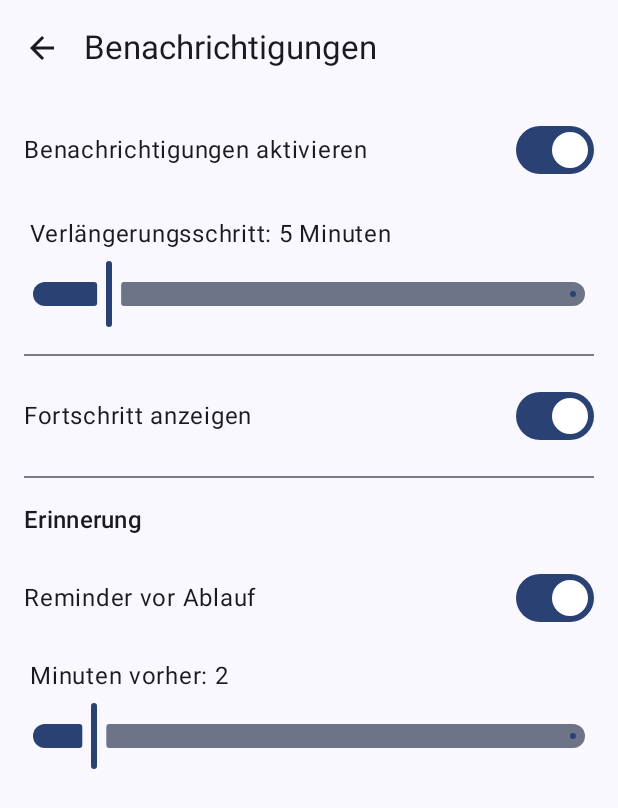
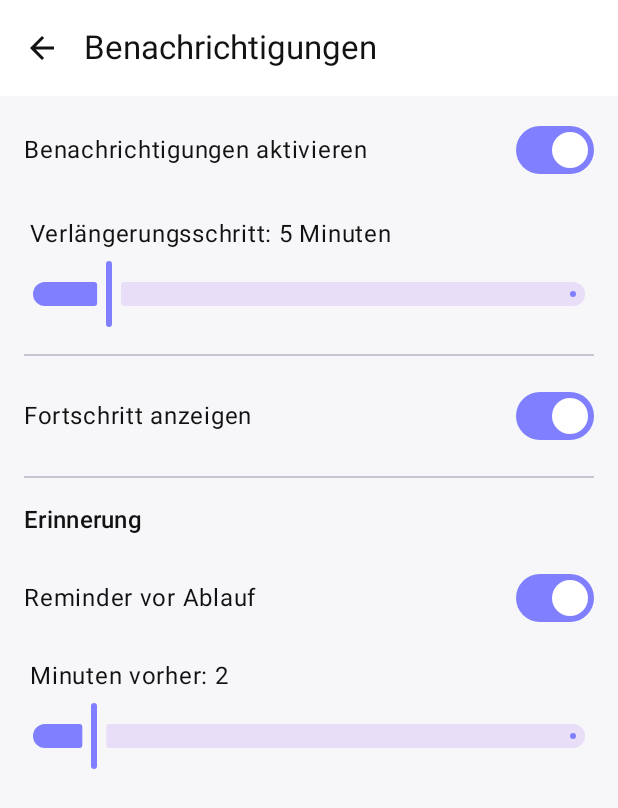
Before and after one commit to RicoStein/Snoozely, an Android app built with Jetpack Compose: the NotificationSettingsScreen screen opened through its navigation route, on a phone screen of 412 x 824 dp. Shown: the top 808 px of the screen. Run offline under Robolectric (Android 15) with nearby library versions, the phone set to English and light mode, and no system bars.

Commit message:
Theme Handler Erweiterung

```diff
--- a/app/src/main/java/com/tigonic/snoozely/ui/theme/Theme.kt
+++ b/app/src/main/java/com/tigonic/snoozely/ui/theme/Theme.kt
@@ -1,17 +1,18 @@
 package com.tigonic.snoozely.ui.theme
 
-import android.os.Build
 import androidx.compose.foundation.isSystemInDarkTheme
 import androidx.compose.material3.*
 import androidx.compose.runtime.Composable
+import androidx.compose.runtime.CompositionLocalProvider
+import androidx.compose.runtime.staticCompositionLocalOf
+import androidx.compose.ui.graphics.Color
 import androidx.compose.ui.platform.LocalContext
-import androidx.compose.ui.graphics.Color
 import androidx.compose.ui.text.TextStyle
 import androidx.compose.ui.text.font.FontFamily
 import androidx.compose.ui.text.font.FontWeight
 import androidx.compose.ui.unit.sp
 
-// ====== Typography & Default ColorSchemes (nur als Fallback) ======
+// ====== Typography ======
 val Typography = Typography(
     bodyLarge = TextStyle(
         fontFamily = FontFamily.Default,
@@ -22,38 +23,142 @@ val Typography = Typography(
     )
 )
 
-private val DefaultDark = darkColorScheme()
-private val DefaultLight = lightColorScheme()
+// ====== Extra Colors (5 Basisfarben + UI-Rollen) ======
+data class ExtraColors(
+    // 5 Basisfarben
+    val brand1: Color,   // Primärakzent (z. B. Violett)
+    val brand2: Color,   // Sekundär (z. B. Türkis)
+    val brand3: Color,   // Erfolg/Grün
+    val brand4: Color,   // Warn-/Gelb/Orange
+    val brand5: Color,   // Info/Cyan
+
+    // Abgeleitete Rollen
+    val toggle: Color,
+    val slider: Color,
+    val heading: Color,
+    val icon: Color,
+    val infoText: Color,
+    val popupBg: Color,
+    val popupContent: Color,
+
+    // Gradients
+    val wheelGradient: List<Color>,
+    val shakeGradient: List<Color>
+)
+
+val LocalExtraColors = staticCompositionLocalOf {
+    // Fallback – wird in SnoozelyTheme je Theme überschrieben
+    ExtraColors(
+        brand1 = Color(0xFF7F7FFF),
+        brand2 = Color(0xFF0AB1A4),
+        brand3 = Color(0xFF7CD458),
+        brand4 = Color(0xFFFFC857),
+        brand5 = Color(0xFF88C0D0),
+        toggle = Color(0xFF7F7FFF),
+        slider = Color(0xFF7F7FFF),
+        heading = Color(0xFF7F7FFF),
+        icon = Color(0xFFFFFFFF),
+        infoText = Color(0xFF9E9E9E),
+        popupBg = Color(0xFF1E1E1E),
+        popupContent = Color(0xFFFFFFFF),
+        wheelGradient = listOf(Color(0xFFFFE000), Color(0xFF7CD458), Color(0xFF0AB1A4)),
+        shakeGradient = listOf(Color(0xFFFFE000), Color(0xFF7CD458), Color(0xFF0AB1A4))
+    )
+}
 
 /**
- * Neues API: SnoozelyTheme per themeId + dynamicColor (statt enum).
- * themeId wird in DataStore persistiert und über ThemeRegistry aufgelöst.
+ * SnoozelyTheme steuert alles über eine Theme-ID:
+ *   "light" | "dark" | "amoled"
+ *
+ * dynamicColor bleibt als Parameter vorhanden (falls dein Code ihn noch setzt),
+ * wird hier aber NICHT genutzt – die drei Themes sind bewusst fix definiert.
  */
 @Composable
 fun SnoozelyTheme(
-    themeId: String = "system",
-    dynamicColor: Boolean = true,
+    themeId: String = "light",
+    dynamicColor: Boolean = false, // ignoriert
     content: @Composable () -> Unit
 ) {
-    val spec = ThemeRegistry.byId(themeId) ?: ThemeRegistry.byId("system")!!
+    val spec = ThemeRegistry.byId(themeId) ?: ThemeRegistry.byId("light")!!
 
-    // „Dunkel?“: system/dark/amoled etc. erzwingen dunkel; andere hell
+    // „Dunkel?“ – AMOLED/Dark = dunkel, Light = hell
     val dark = when (spec.id) {
-        "system" -> isSystemInDarkTheme()
         "dark", "amoled" -> true
         else -> false
     }
 
-    val ctx = LocalContext.current
-    val colorScheme =
-        if (dynamicColor && Build.VERSION.SDK_INT >= Build.VERSION_CODES.S && spec.id in listOf("system", "light", "dark")) {
-            if (dark) dynamicDarkColorScheme(ctx) else dynamicLightColorScheme(ctx)
-        } else {
-            when {
-                dark  -> spec.dark ?: DefaultDark
-                else  -> spec.light ?: DefaultLight
-            }
-        }
+    // Material-ColorScheme aus der Registry
+    val colorScheme = when {
+        dark  -> spec.dark ?: darkColorScheme()
+        else  -> spec.light ?: lightColorScheme()
+    }
 
-    MaterialTheme(colorScheme = colorScheme, typography = Typography, content = content)
+    // ---- ExtraColors je Theme definieren ----
+    val baseBrand1 = Color(0xFF7F7FFF)
+    val baseBrand2 = Color(0xFF0AB1A4)
+    val baseBrand3 = Color(0xFF7CD458)
+    val baseBrand4 = Color(0xFFFFC857)
+    val baseBrand5 = Color(0xFF88C0D0)
+
+    val extra = when (spec.id) {
+        "light" -> ExtraColors(
+            brand1 = baseBrand1,
+            brand2 = baseBrand2,
+            brand3 = baseBrand3,
+            brand4 = baseBrand4,
+            brand5 = baseBrand5,
+            toggle = baseBrand1,
+            slider = baseBrand1,
+            heading = baseBrand1,
+            icon = Color(0xFF101010),
+            infoText = Color(0xFF6B6B6B),
+            popupBg = Color(0xFFFFFFFF),
+            popupContent = Color(0xFF111111),
+            wheelGradient = listOf(Color(0xFFFFE000), baseBrand3, baseBrand2),
+            shakeGradient = listOf(Color(0xFFFFE000), baseBrand3, baseBrand2)
+        )
+
+        "dark" -> ExtraColors(
+            brand1 = baseBrand1,
+            brand2 = baseBrand2,
+            brand3 = baseBrand3,
+            brand4 = baseBrand4,
+            brand5 = baseBrand5,
+            toggle = baseBrand1,
+            slider = baseBrand1,
+            heading = baseBrand1,
+            icon = Color(0xFFE6E6E6),
+            infoText = Color(0xFFBDBDBD),
+            popupBg = Color(0xFF1E1E1E),
+            popupContent = Color(0xFFEFEFEF),
+            wheelGradient = listOf(Color(0xFFFFE000), baseBrand3, baseBrand2),
+            shakeGradient = listOf(Color(0xFFFFE000), baseBrand3, baseBrand2)
+        )
+
+        // AMOLED
+        else -> ExtraColors(
+            brand1 = baseBrand1,
+            brand2 = baseBrand2.copy(alpha = 0.95f),
+            brand3 = baseBrand3,
+            brand4 = baseBrand4,
+            brand5 = baseBrand5,
+            toggle = baseBrand1,
+            slider = baseBrand1,
+            heading = baseBrand1,
+            icon = Color(0xFFE6E6E6),
+            infoText = Color(0xFF9E9E9E),
+            popupBg = Color(0xFF000000),
+            popupContent = Color(0xFFEAEAEA),
+            wheelGradient = listOf(Color(0xFFFFE000), baseBrand3, baseBrand2),
+            shakeGradient = listOf(Color(0xFFFFE000), baseBrand3, baseBrand2)
+        )
+    }
+
+    CompositionLocalProvider(LocalExtraColors provides extra) {
+        MaterialTheme(
+            colorScheme = colorScheme,
+            typography = Typography,
+            content = content
+        )
+    }
 }
--- a/app/src/main/java/com/tigonic/snoozely/ui/theme/ThemeRegistry.kt
+++ b/app/src/main/java/com/tigonic/snoozely/ui/theme/ThemeRegistry.kt
@@ -7,13 +7,12 @@ import androidx.compose.ui.graphics.Color
 
 /**
  * Beschreibt ein Theme mit ID (Persistenz), Label (UI) und optionalen ColorSchemes.
- * Wenn light/dark null sind, wird auf Dynamic oder Standard zurückgefallen.
  */
 data class ThemeSpec(
-    val id: String,                 // z.B. "system", "light", "dark", "amoled", "nord"
+    val id: String,                 // "light" | "dark" | "amoled"
     val label: String,              // Anzeigename im Dropdown
-    val light: ColorScheme? = null, // optional eigenes Light-Schema
-    val dark: ColorScheme? = null,  // optional eigenes Dark-Schema
+    val light: ColorScheme? = null, // eigenes Light-Schema (für "light")
+    val dark: ColorScheme? = null,  // eigenes Dark-Schema (für "dark"/"amoled")
     val prefersDark: Boolean = false
 )
 
@@ -28,23 +27,65 @@ object ThemeRegistry {
     fun byId(id: String): ThemeSpec? = _themes[id]
 }
 
-/** Standard-Themes + Beispiel-Themes registrieren. Einmalig bei App-Start aufrufen. */
+/**
+ * Registriert exakt drei Themes:
+ *  - "light"  : helles Material3 Schema
+ *  - "dark"   : dunkles Material3 Schema
+ *  - "amoled" : dunkles Schema mit echtem Schwarz
+ */
 fun registerDefaultThemes() {
-    // System (Dynamic Colors, wenn verfügbar)
-    ThemeRegistry.register(ThemeSpec(id = "system", label = "System"))
+    // Gemeinsame Brand-Farben (konsistent in allen drei Varianten)
+    val brandPrimary   = Color(0xFF7F7FFF) // Violett
+    val brandSecondary = Color(0xFF0AB1A4) // Türkis
+    val brandTertiary  = Color(0xFFFFC857) // Gelb/Orange
 
-    // Klassisch Hell/Dunkel
-    ThemeRegistry.register(ThemeSpec(id = "light", label = "Hell", light = lightColorScheme()))
-    ThemeRegistry.register(ThemeSpec(id = "dark", label = "Dunkel", dark = darkColorScheme(), prefersDark = true))
+    // LIGHT
+    ThemeRegistry.register(
+        ThemeSpec(
+            id = "light",
+            label = "Light",
+            light = lightColorScheme(
+                primary = brandPrimary,
+                secondary = brandSecondary,
+                tertiary = brandTertiary,
+                background = Color(0xFFF7F7FA),
+                surface = Color(0xFFFFFFFF),
+                onPrimary = Color.White,
+                onBackground = Color(0xFF121212),
+                onSurface = Color(0xFF121212),
+            ),
+            prefersDark = false
+        )
+    )
 
-    // Beispiel 1: AMOLED (echtes Schwarz)
+    // DARK
+    ThemeRegistry.register(
+        ThemeSpec(
+            id = "dark",
+            label = "Dark",
+            dark = darkColorScheme(
+                primary = brandPrimary,
+                secondary = brandSecondary,
+                tertiary = brandTertiary,
+                background = Color(0xFF101010),
+                surface = Color(0xFF151515),
+                onPrimary = Color.White,
+                onBackground = Color(0xFFE6E6E6),
+                onSurface = Color(0xFFE6E6E6),
+            ),
+            prefersDark = true
+        )
+    )
+
+    // AMOLED (echtes Schwarz)
     ThemeRegistry.register(
         ThemeSpec(
             id = "amoled",
             label = "AMOLED",
             dark = darkColorScheme(
-                primary = Color(0xFF7F7FFF),
-                secondary = Color(0xFF9696FF),
+                primary = brandPrimary,
+                secondary = brandSecondary.copy(alpha = 0.95f),
+                tertiary = brandTertiary,
                 background = Color(0xFF000000),
                 surface = Color(0xFF000000),
                 onPrimary = Color.White,
@@ -54,30 +95,4 @@ fun registerDefaultThemes() {
             prefersDark = true
         )
     )
-
-    // Beispiel 2: Nord
-    ThemeRegistry.register(
-        ThemeSpec(
-            id = "nord",
-            label = "Nord",
-            light = lightColorScheme(
-                primary = Color(0xFF5E81AC),
-                secondary = Color(0xFF88C0D0),
-                background = Color(0xFFE5E9F0),
-                surface = Color(0xFFECEFF4),
-                onPrimary = Color.White,
-                onBackground = Color(0xFF2E3440),
-                onSurface = Color(0xFF2E3440),
-            ),
-            dark = darkColorScheme(
-                primary = Color(0xFF88C0D0),
-                secondary = Color(0xFF81A1C1),
-                background = Color(0xFF2E3440),
-                surface = Color(0xFF3B4252),
-                onPrimary = Color(0xFF2E3440),
-                onBackground = Color(0xFFECEFF4),
-                onSurface = Color(0xFFECEFF4),
-            )
-        )
-    )
 }
```
